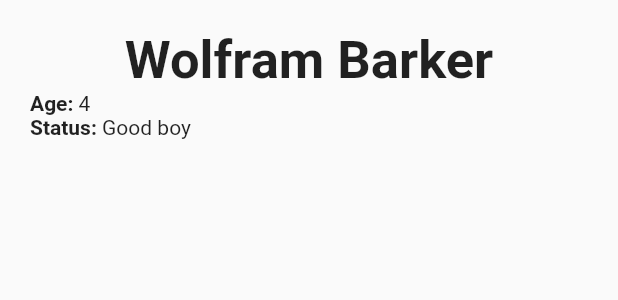
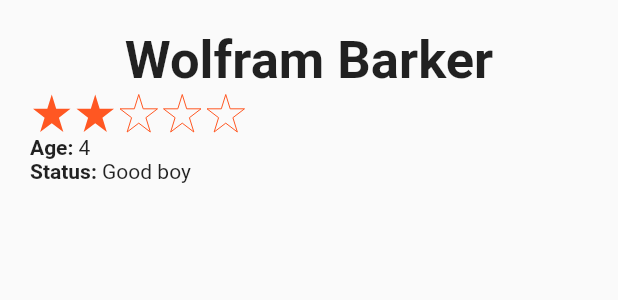
Before and after one commit to jarecsni/flutter_cookbook_examples, a Flutter app: the ProfileDetails widget shown alone on an empty page, opened directly, on a phone screen of 412 x 824 dp. Shown: the top 300 px of the screen. Run offline on Flutter 3.47's test engine with Material 2 defaults, Android fonts, the phone set to English and light mode, and no system bars; our stand-ins replace google_fonts.

Commit message:
Star rating

```diff
--- a/lib/chapter5/main.dart
+++ b/lib/chapter5/main.dart
@@ -1,5 +1,5 @@
 import 'package:flutter/material.dart';
-import 'package:flutter_cookbook_examples/chapter5/flex_screen.dart';
+import 'package:flutter_cookbook_examples/chapter5/profile_screen.dart';
 
 void main(List<String> args) => runApp(const StaticApp());
 
@@ -9,11 +9,11 @@
   @override
   Widget build(BuildContext context) {
     return MaterialApp(
-      title: "Flutter Demo",
-      theme: ThemeData(
-        primarySwatch: Colors.blue,
-      ),
-      home: const FlexScreen(),
-    );
+        title: "Flutter Demo",
+        theme: ThemeData(
+          primarySwatch: Colors.blue,
+        ),
+        //home: const FlexScreen(),
+        home: const ProfileScreen());
   }
 }
--- a/lib/chapter5/profile_screen.dart
+++ b/lib/chapter5/profile_screen.dart
@@ -1,4 +1,5 @@
 import 'package:flutter/material.dart';
+import 'star.dart';
 
 class ProfileScreen extends StatelessWidget {
   const ProfileScreen({super.key});
@@ -49,6 +50,9 @@
               fontWeight: FontWeight.w600,
             ),
           ),
+          const StarRating(
+            value: 2,
+          ),
           _buildDetailsRow("Age", "4"),
           _buildDetailsRow("Status", "Good boy"),
         ],
--- /dev/null
+++ b/lib/chapter5/star.dart
@@ -0,0 +1,93 @@
+import 'package:flutter/material.dart';
+
+class Star extends StatelessWidget {
+  final Color color;
+  final double size;
+  final bool filled;
+  const Star({
+    required this.color,
+    required this.size,
+    this.filled = true,
+    super.key,
+  });
+
+  @override
+  Widget build(BuildContext context) {
+    return SizedBox(
+      width: size,
+      height: size,
+      child: CustomPaint(
+        painter: _StarPainter(color, filled),
+      ),
+    );
+  }
+}
+
+class _StarPainter extends CustomPainter {
+  final Color color;
+  final bool filled;
+  _StarPainter(this.color, this.filled);
+
+  @override
+  void paint(Canvas canvas, Size size) {
+    final paint = Paint()..color = color;
+    paint.style = filled ? PaintingStyle.fill : PaintingStyle.stroke;
+    final path = Path()
+      ..moveTo(size.width * 0.5, 0)
+      ..lineTo(size.width * 0.618, size.height * 0.382)
+      ..lineTo(size.width, size.height * 0.382)
+      ..lineTo(size.width * 0.691, size.height * 0.618)
+      ..lineTo(size.width * 0.809, size.height)
+      ..lineTo(size.width * 0.5, size.height * 0.7639)
+      ..lineTo(size.width * 0.191, size.height)
+      ..lineTo(size.width * 0.309, size.height * 0.618)
+      ..lineTo(size.width * 0.309, size.height * 0.618)
+      ..lineTo(0, size.height * 0.382)
+      ..lineTo(size.width * 0.382, size.height * 0.382)
+      ..close();
+    canvas.drawPath(path, paint);
+  }
+
+  @override
+  bool shouldRepaint(covariant CustomPainter oldDelegate) {
+    return false;
+  }
+}
+
+class StarRating extends StatelessWidget {
+  final Color color;
+  final int value;
+  final double starSize;
+  const StarRating({
+    super.key,
+    required this.value,
+    this.color = Colors.deepOrange,
+    this.starSize = 25,
+  });
+
+  @override
+  Widget build(BuildContext context) {
+    return Row(
+      children: [
+        ...List.generate(
+          value,
+          (_) => Padding(
+            padding: const EdgeInsets.all(2.0),
+            child: Star(color: color, size: starSize),
+          ),
+        ),
+        ...List.generate(
+          5 - value,
+          (_) => Padding(
+            padding: const EdgeInsets.all(2.0),
+            child: Star(
+              color: color,
+              size: starSize,
+              filled: false,
+            ),
+          ),
+        )
+      ],
+    );
+  }
+}
```
